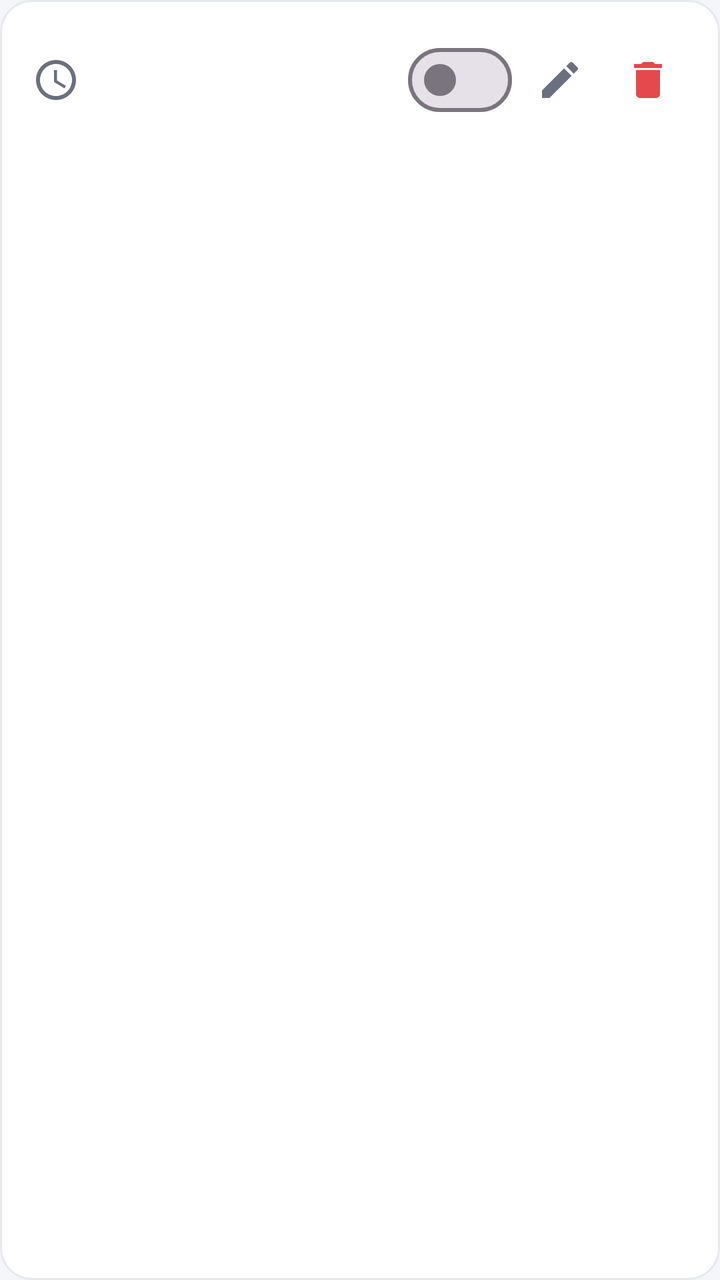
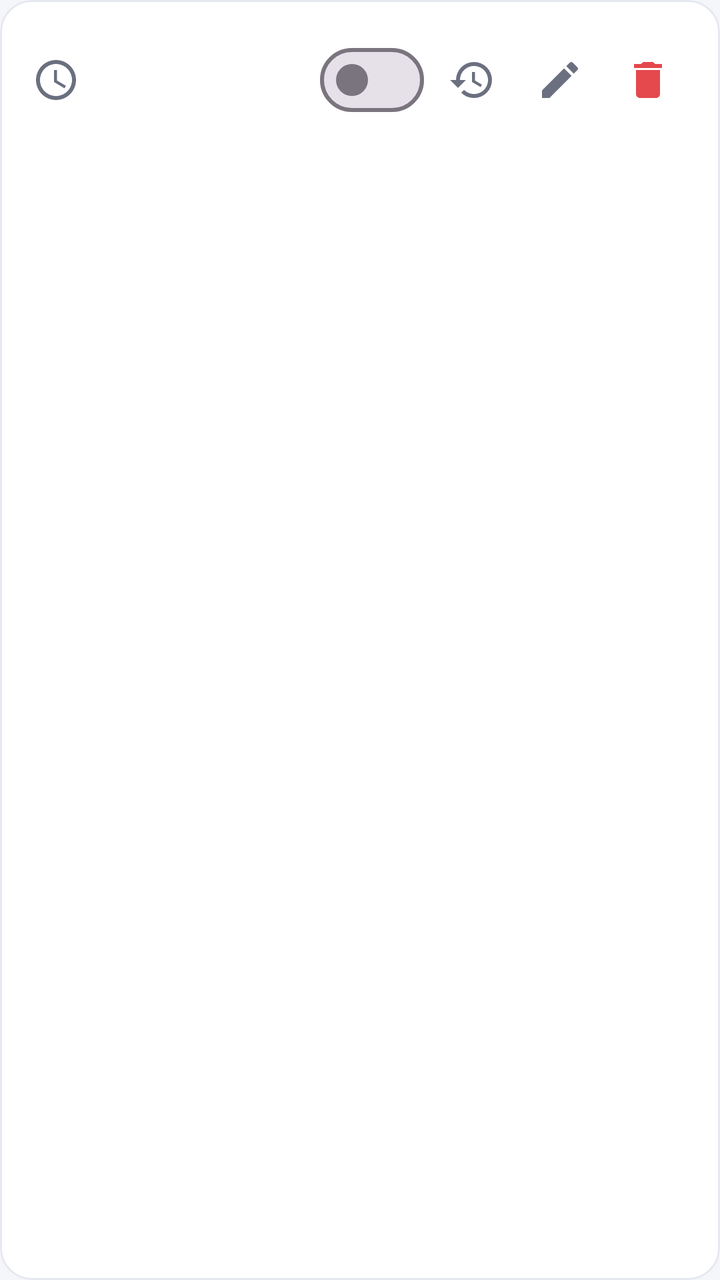

Two renders of the same Android screen: before a commit and after it. Below are the layout's source before the change and the commit's diff.
<!-- AndroidManifest.xml: application theme Theme.AutoClicker -->
<!-- res/layout/item_schedule.xml -->
<?xml version="1.0" encoding="utf-8"?>
<com.google.android.material.card.MaterialCardView xmlns:android="http://schemas.android.com/apk/res/android"
    xmlns:app="http://schemas.android.com/apk/res-auto"
    android:layout_width="match_parent"
    android:layout_height="wrap_content"
    android:layout_marginBottom="12dp"
    app:cardBackgroundColor="@color/surface"
    app:cardCornerRadius="16dp"
    app:cardElevation="0dp"
    app:strokeColor="@color/divider"
    app:strokeWidth="1dp">

    <LinearLayout
        android:layout_width="match_parent"
        android:layout_height="wrap_content"
        android:gravity="center_vertical"
        android:orientation="horizontal"
        android:padding="16dp">

        <ImageView
            android:layout_width="24dp"
            android:layout_height="24dp"
            android:contentDescription="@string/schedule_time"
            android:src="@drawable/ic_schedule" />

        <LinearLayout
            android:layout_width="0dp"
            android:layout_height="wrap_content"
            android:layout_marginStart="12dp"
            android:layout_weight="1"
            android:orientation="vertical">

            <TextView
                android:id="@+id/timeText"
                android:layout_width="match_parent"
                android:layout_height="wrap_content"
                android:textColor="@color/text_primary"
                android:textSize="17sp"
                android:textStyle="bold" />

            <TextView
                android:id="@+id/metaText"
                android:layout_width="match_parent"
                android:layout_height="wrap_content"
                android:layout_marginTop="3dp"
                android:textColor="@color/text_secondary"
                android:textSize="12sp" />
        </LinearLayout>

        <com.google.android.material.materialswitch.MaterialSwitch
            android:id="@+id/enabledSwitch"
            android:layout_width="wrap_content"
            android:layout_height="wrap_content" />

        <ImageButton
            android:id="@+id/editButton"
            android:layout_width="40dp"
            android:layout_height="40dp"
            android:layout_marginStart="4dp"
            android:background="?attr/selectableItemBackgroundBorderless"
            android:contentDescription="@string/edit_schedule"
            android:src="@drawable/ic_edit" />

        <ImageButton
            android:id="@+id/deleteButton"
            android:layout_width="40dp"
            android:layout_height="40dp"
            android:layout_marginStart="4dp"
            android:background="?attr/selectableItemBackgroundBorderless"
            android:contentDescription="@string/delete"
            android:src="@drawable/ic_delete" />
    </LinearLayout>
</com.google.android.material.card.MaterialCardView>
<!-- resources referenced by this layout -->
<resources>
  <color name="divider">#E6E8F0</color>
  <color name="surface">#FFFFFF</color>
  <color name="text_primary">#1B1D28</color>
  <color name="text_secondary">#6B7080</color>
  <!-- drawable ic_delete (drawable) -->
  <?xml version="1.0" encoding="utf-8"?>
  <vector xmlns:android="http://schemas.android.com/apk/res/android"
      android:width="24dp" android:height="24dp"
      android:viewportWidth="24" android:viewportHeight="24"
      android:tint="@color/danger">
      <path android:fillColor="#FFFFFF" android:pathData="M6,19c0,1.1 0.9,2 2,2h8c1.1,0 2,-0.9 2,-2V7H6v12zM19,4h-3.5l-1,-1h-5l-1,1H5v2h14V4z" />
  </vector>
  <!-- drawable ic_edit (drawable) -->
  <?xml version="1.0" encoding="utf-8"?>
  <vector xmlns:android="http://schemas.android.com/apk/res/android"
      android:width="24dp" android:height="24dp"
      android:viewportWidth="24" android:viewportHeight="24"
      android:tint="@color/text_secondary">
      <path android:fillColor="#FFFFFF" android:pathData="M3,17.25V21h3.75L17.81,9.94l-3.75,-3.75L3,17.25zM20.71,7.04c0.39,-0.39 0.39,-1.02 0,-1.41l-2.34,-2.34c-0.39,-0.39 -1.02,-0.39 -1.41,0l-1.83,1.83 3.75,3.75 1.83,-1.83z" />
  </vector>
  <!-- drawable ic_schedule (drawable) -->
  <?xml version="1.0" encoding="utf-8"?>
  <vector xmlns:android="http://schemas.android.com/apk/res/android"
      android:width="24dp" android:height="24dp"
      android:viewportWidth="24" android:viewportHeight="24"
      android:tint="@color/text_secondary">
      <path android:fillColor="#FFFFFF" android:pathData="M11.99,2C6.47,2 2,6.48 2,12s4.47,10 9.99,10C17.52,22 22,17.52 22,12S17.52,2 11.99,2zM12,20c-4.42,0 -8,-3.58 -8,-8s3.58,-8 8,-8 8,3.58 8,8 -3.58,8 -8,8zM12.5,7H11v6l5.25,3.15 0.75,-1.23 -4.5,-2.67z" />
  </vector>
  <string name="delete">删除</string>
  <string name="edit_schedule">编辑定时</string>
  <string name="schedule_time">执行时间</string>
  <style name="Theme.AutoClicker" parent="Theme.Material3.Light.NoActionBar">
          <item name="colorPrimary">@color/primary</item>
          <item name="colorOnPrimary">#FFFFFF</item>
          <item name="colorSecondary">@color/secondary</item>
          <item name="android:colorBackground">@color/bg</item>
          <item name="colorSurface">@color/surface</item>
          <item name="android:statusBarColor">@color/bg</item>
          <item name="android:windowLightStatusBar">true</item>
          <item name="android:navigationBarColor">@color/surface</item>
      </style>
  <color name="danger">#E5484D</color>
  <color name="primary">#4F6BED</color>
  <color name="secondary">#22B573</color>
  <color name="bg">#F5F6FA</color>
</resources>

<!-- the commit's change to res/layout/item_schedule.xml (unified diff, before → after) -->
@@ -53,6 +53,15 @@
             android:layout_height="wrap_content" />
 
         <ImageButton
+            android:id="@+id/historyButton"
+            android:layout_width="40dp"
+            android:layout_height="40dp"
+            android:layout_marginStart="4dp"
+            android:background="?attr/selectableItemBackgroundBorderless"
+            android:contentDescription="@string/history"
+            android:src="@drawable/ic_history" />
+
+        <ImageButton
             android:id="@+id/editButton"
             android:layout_width="40dp"
             android:layout_height="40dp"
<!-- resource entries referenced after the edit -->
@@ -20,6 +20,17 @@
       android:tint="@color/text_secondary">
       <path android:fillColor="#FFFFFF" android:pathData="M3,17.25V21h3.75L17.81,9.94l-3.75,-3.75L3,17.25zM20.71,7.04c0.39,-0.39 0.39,-1.02 0,-1.41l-2.34,-2.34c-0.39,-0.39 -1.02,-0.39 -1.41,0l-1.83,1.83 3.75,3.75 1.83,-1.83z" />
   </vector>
+  <!-- drawable ic_history (drawable) -->
+  <vector xmlns:android="http://schemas.android.com/apk/res/android"
+      android:width="24dp"
+      android:height="24dp"
+      android:viewportWidth="24"
+      android:viewportHeight="24"
+      android:tint="@color/text_secondary">
+      <path
+          android:fillColor="#FF000000"
+          android:pathData="M13,3a9,9 0,0 0,-9,9L1,12l3.89,3.89 0.07,0.14L9,12L6,12c0,-3.87 3.13,-7 7,-7s7,3.13 7,7 -3.13,7 -7,7c-1.93,0 -3.68,-0.79 -4.94,-2.06l-1.42,1.42A8.954,8.954 0,0 0,13 21a9,9 0,0 0,0 -18zM12,8v5l4.28,2.54 0.72,-1.21 -3.5,-2.08L13.5,8L12,8z" />
+  </vector>
   <!-- drawable ic_schedule (drawable) -->
   <?xml version="1.0" encoding="utf-8"?>
   <vector xmlns:android="http://schemas.android.com/apk/res/android"
@@ -30,6 +41,7 @@
   </vector>
   <string name="delete">删除</string>
   <string name="edit_schedule">编辑定时</string>
+  <string name="history">执行记录</string>
   <string name="schedule_time">执行时间</string>
   <style name="Theme.AutoClicker" parent="Theme.Material3.Light.NoActionBar">
           <item name="colorPrimary">@color/primary</item>
